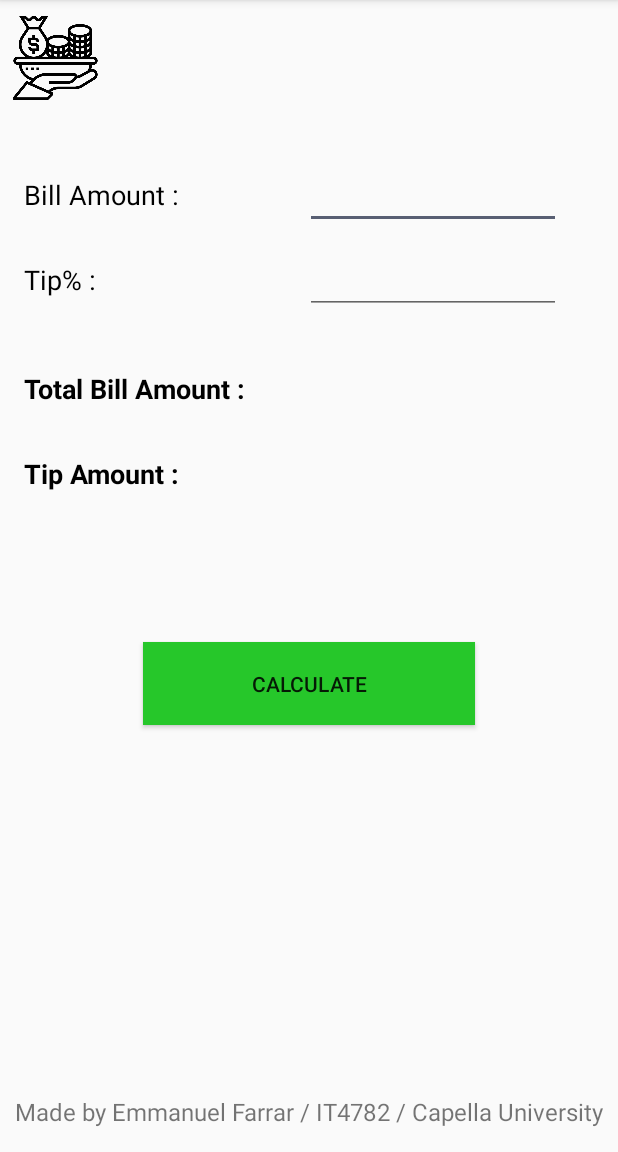
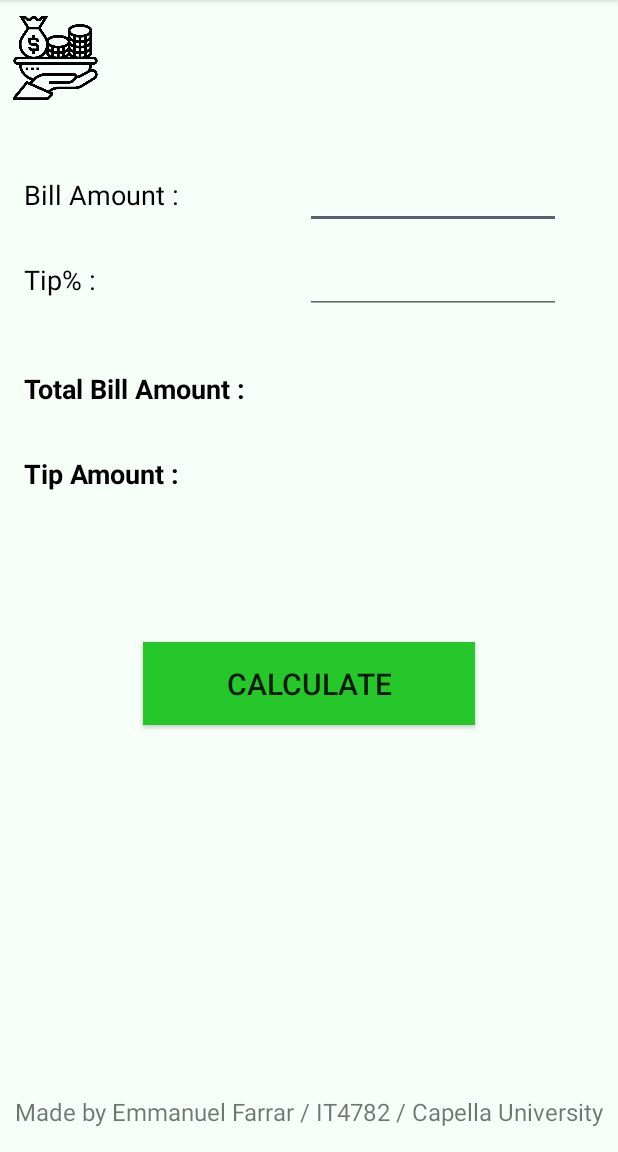
Before and after one commit to emmanuelfarrar/IT4782_TipCalculator, an Android app: the screen it shows after launch (MainActivity), on a phone screen of 412 x 824 dp, the part 84-1236 px from its top. Run offline under Robolectric (Android 15) with nearby library versions, the phone set to English and light mode, and no system bars.

Commit message:
Project Completed
Project completed as per requirements for U04A1

```diff
--- a/app/src/main/java/com/efarrar/it4782_tipcalculator/MainActivity.java
+++ b/app/src/main/java/com/efarrar/it4782_tipcalculator/MainActivity.java
@@ -1,14 +1,93 @@
 package com.efarrar.it4782_tipcalculator;
+
+/*
+    Emmanuel Farrar
+    Date Created: February 8, 2020
+    Date Last modified: February 9, 2020
+    Title: IT4782 - Tip Calculator
+    Description: This is complete rebuild of U03A? assignment where for U04A1 I have rebuilt the
+        Tip Calculator from scratch in order to get practice building apps from the start.
+        This app is to function as a tip calculator in accordance with the syllabus for IT4782. In
+        this app no variation from the instructions was made however if I do decided to make an addition
+        tip calculator app I will label it as IT4782_TipCalc_ExtraPractice
+
+
+ */
 
 import androidx.appcompat.app.AppCompatActivity;
 
 import android.os.Bundle;
+import android.view.View;
+import android.widget.Button;
+import android.widget.EditText;
+import android.widget.TextView;
+import android.widget.Toast;
+
+import java.text.DecimalFormat;
 
 public class MainActivity extends AppCompatActivity {
+
+
+    //VARIABLES
+    private EditText etbillAmount;
+    private EditText etTipPercent;
+    private TextView tvTotalBill;
+    private TextView tvTotalTip;
+    private Button btnCalc;
 
     @Override
     protected void onCreate(Bundle savedInstanceState) {
         super.onCreate(savedInstanceState);
         setContentView(R.layout.activity_main);
+
+        //instantiating var as elements from activity_main.xml
+        etbillAmount = findViewById(R.id.etBillAmount);
+        etTipPercent = findViewById(R.id.etTipPercent);
+        tvTotalBill = findViewById(R.id.tvTotalBillAmount);
+        tvTotalTip = findViewById(R.id.tvTotalTipAmount);
+        btnCalc = findViewById(R.id.btnCalc);
+
+
+        //Onclick listener for btnCalc to call calculation(s) methods
+        btnCalc.setOnClickListener(new View.OnClickListener() {
+            @Override
+            public void onClick(View v) {
+                calculateTotal();           //method that calculates totals
+            }
+        });
     }
+
+    private void calculateTotal() {
+
+        //if statement to check if field is empty to prevent app from crashing
+        if (etbillAmount.getText().toString().isEmpty()){
+            tvTotalBill.setText("");
+            tvTotalTip.setText("");
+            return;
+        }
+
+        //get input from users
+        String billString = etbillAmount.getText().toString();
+        String tipString = etTipPercent.getText().toString();
+        DecimalFormat df2 = new DecimalFormat("0.00");      //will use to format output.
+
+        /* First version to check if field is null or zero to prompt user
+        Decided to use .isEmpty() because app was still crashing.
+        if (billString == null || billString.length() == 0){
+            Toast.makeText(this, "Enter bill amount", Toast.LENGTH_SHORT).show();
+        }
+         */
+        // convert billString into a double and tipString to Int
+        double bill = Double.parseDouble(billString);
+        double tip = Double.parseDouble(tipString);
+
+        //formulas
+        double tipAmount = bill * (tip/100);
+        double totalBill = bill + tipAmount;
+
+        //assigning calculated numbers to elements so user can see them
+        tvTotalBill.setText(df2.format(totalBill));
+        tvTotalTip.setText(df2.format(tipAmount));
+
+    }// end of calculateTotal()
 }
--- a/app/src/main/res/layout/activity_main.xml
+++ b/app/src/main/res/layout/activity_main.xml
@@ -4,6 +4,7 @@
     xmlns:tools="http://schemas.android.com/tools"
     android:layout_width="match_parent"
     android:layout_height="match_parent"
+    android:background="#F6FFF8"
     tools:context=".MainActivity">
 
     <!-- Left Side -->
@@ -74,8 +75,9 @@
         android:layout_width="wrap_content"
         android:layout_height="wrap_content"
         android:layout_marginStart="130dp"
-        android:textColor="@android:color/holo_green_dark"
+        android:textColor="#FF4CAF50"
         android:textSize="24sp"
+        android:textStyle="bold"
         app:layout_constraintBaseline_toBaselineOf="@id/tvTotalLabel"
         app:layout_constraintStart_toEndOf="@id/tvTotalLabel"
         tools:text="150.00" />
@@ -84,9 +86,10 @@
         android:id="@+id/tvTotalTipAmount"
         android:layout_width="wrap_content"
         android:layout_height="wrap_content"
-        android:textColor="@android:color/holo_green_dark"
+        android:textColor="#FF9800"
         android:textSize="24sp"
 
+        android:textStyle="bold"
         app:layout_constraintBottom_toBottomOf="@+id/tvTotalTipLabel"
         app:layout_constraintStart_toStartOf="@+id/tvTotalBillAmount"
         tools:text="170.50" />
@@ -107,8 +110,8 @@
         android:layout_height="wrap_content"
         android:ems="8"
         android:inputType="numberDecimal"
+        app:layout_constraintBaseline_toBaselineOf="@id/tvTipPercetangeLabel"
         app:layout_constraintStart_toStartOf="@+id/etBillAmount"
-        app:layout_constraintBaseline_toBaselineOf="@id/tvTipPercetangeLabel"
         tools:layout_editor_absoluteY="159dp" />
 
     <Button
@@ -118,6 +121,7 @@
         android:layout_marginTop="100dp"
         android:background="#26C72A"
         android:text="Calculate"
+        android:textSize="20sp"
         app:layout_constraintEnd_toEndOf="parent"
         app:layout_constraintStart_toStartOf="parent"
         app:layout_constraintTop_toBottomOf="@+id/tvTotalTipLabel" />
```
